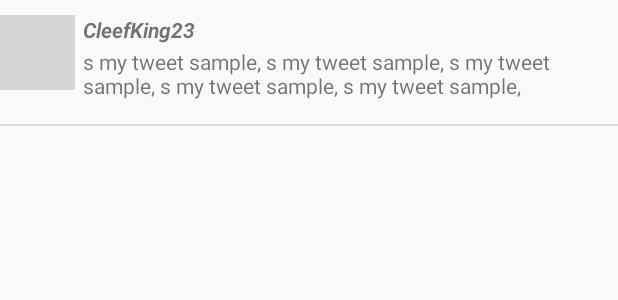
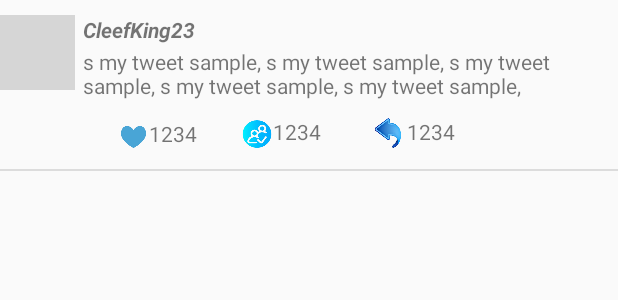
Before and after one commit to Sluckson/SimpleTweet-1, an Android app: the layout item_tweet.xml on its own in the app's theme, with its tools: preview values and no code run, on a phone screen of 412 x 824 dp. Shown: the top 300 px of the screen. Run offline under Robolectric (Android 15) with nearby library versions, the phone set to English and light mode, and no system bars; grey boxes are pictures that could not be loaded.

Commit message:
Trying to upgrade twitter UI with icons

```diff
--- a/app/src/main/java/com/codepath/apps/restclienttemplate/TweetsAdapter.java
+++ b/app/src/main/java/com/codepath/apps/restclienttemplate/TweetsAdapter.java
@@ -65,12 +65,19 @@ public class TweetsAdapter extends RecyclerView.Adapter<TweetsAdapter.ViewHolder
         ImageView ivProfileImage;
         TextView tvScreenName;
         TextView tvBody;
+        TextView friend_count;
+        TextView like_count;
+        TextView follower_count;
 
         public ViewHolder(@NonNull View itemView) {
             super(itemView);
             ivProfileImage = itemView.findViewById(R.id.ivProfileImage);
             tvScreenName = itemView.findViewById(R.id.tvScreenName);
             tvBody = itemView.findViewById(R.id.tvBody);
+
+            friend_count = itemView.findViewById(R.id.friend_count);
+            follower_count = itemView.findViewById(R.id.follower_count);
+            like_count = itemView.findViewById(R.id.follower_count);
         }
 
         public void bind(Tweet tweet) {
@@ -78,6 +85,10 @@ public class TweetsAdapter extends RecyclerView.Adapter<TweetsAdapter.ViewHolder
             tvScreenName.setText(tweet.user.screenName);
             Glide.with(context).load(tweet.user.profileImageUrl).into(ivProfileImage);
 
+            friend_count.setText(tweet.user.freinds);
+            follower_count.setText(tweet.user.followers);
+            like_count.setText(tweet.likes);
+
         }
     }
 }
--- a/app/src/main/java/com/codepath/apps/restclienttemplate/models/Tweet.java
+++ b/app/src/main/java/com/codepath/apps/restclienttemplate/models/Tweet.java
@@ -26,6 +26,9 @@ public class Tweet {
     public String body;
 
     @ColumnInfo
+    public int likes;
+
+    @ColumnInfo
     public String createdAt;
 
     @ColumnInfo
@@ -45,6 +48,8 @@ public class Tweet {
          User user = User.fromJson(jsonObject.getJSONObject("user"));
          tweet.user = user;
          tweet.userId = user.id;
+
+         tweet.likes = jsonObject.getInt("favorite_count");
          return tweet;
     }
 
--- a/app/src/main/java/com/codepath/apps/restclienttemplate/models/User.java
+++ b/app/src/main/java/com/codepath/apps/restclienttemplate/models/User.java
@@ -2,6 +2,7 @@ package com.codepath.apps.restclienttemplate.models;
 
 import androidx.room.ColumnInfo;
 import androidx.room.Entity;
+import androidx.room.Ignore;
 import androidx.room.PrimaryKey;
 
 import org.json.JSONException;
@@ -28,6 +29,12 @@ public class User {
     @ColumnInfo
     public String profileImageUrl;
 
+    @Ignore
+    public int followers;
+
+    @Ignore
+    public int freinds;
+
     // Empty constructer needed by Parceler library
     public User() {}
 
@@ -37,6 +44,10 @@ public class User {
      user.name = jsonObject.getString("name");
      user.screenName = jsonObject.getString("screen_name");
      user.profileImageUrl = jsonObject.getString("profile_image_url_https");
+
+     user.followers = jsonObject.getInt("followers_count");
+     user.freinds = jsonObject.getInt("friends_count");
+
      return user;
     }
 
--- a/app/src/main/res/layout/item_tweet.xml
+++ b/app/src/main/res/layout/item_tweet.xml
@@ -4,6 +4,28 @@
     xmlns:tools="http://schemas.android.com/tools"
     android:layout_width="match_parent"
     android:layout_height="wrap_content">
+
+    <TextView
+        android:id="@+id/friend_count"
+        android:layout_width="wrap_content"
+        android:layout_height="wrap_content"
+        android:layout_alignParentStart="true"
+        android:layout_alignParentTop="true"
+        android:layout_centerHorizontal="true"
+        android:layout_marginStart="182dp"
+        android:layout_marginTop="78dp"
+        android:text="TextView"
+        tools:text="1234" />
+
+    <ImageView
+        android:id="@+id/friend"
+        android:layout_width="88dp"
+        android:layout_height="21dp"
+        android:layout_below="@+id/tvBody"
+        android:layout_alignParentStart="true"
+        android:layout_marginStart="127dp"
+        android:layout_marginTop="11dp"
+        app:srcCompat="@drawable/friend" />
 
     <ImageView
         android:id="@+id/ivProfileImage"
@@ -22,9 +44,9 @@
         android:layout_alignParentTop="true"
         android:layout_marginStart="5dp"
         android:layout_marginTop="10dp"
-        android:textStyle="bold|italic"
         android:layout_toEndOf="@+id/ivProfileImage"
         android:text="TextView"
+        android:textStyle="bold|italic"
         tools:text="CleefKing23" />
 
     <TextView
@@ -43,9 +65,53 @@
         android:id="@+id/divider"
         android:layout_width="match_parent"
         android:layout_height="1dp"
-        android:layout_below="@+id/tvBody"
+        android:layout_below="@+id/friend_count"
         android:layout_alignParentStart="true"
         android:layout_marginStart="0dp"
         android:layout_marginTop="15dp"
         android:background="?android:attr/listDivider" />
+
+    <ImageView
+        android:id="@+id/like"
+        android:layout_width="78dp"
+        android:layout_height="17dp"
+        android:layout_below="@+id/tvBody"
+        android:layout_alignParentStart="true"
+        android:layout_marginStart="50dp"
+        android:layout_marginTop="15dp"
+        app:srcCompat="@drawable/like" />
+
+
+    <ImageView
+        android:id="@+id/follower"
+        android:layout_width="54dp"
+        android:layout_height="23dp"
+        android:layout_below="@+id/tvBody"
+        android:layout_alignParentEnd="true"
+        android:layout_marginTop="9dp"
+        android:layout_marginEnd="128dp"
+        app:srcCompat="@drawable/follower" />
+
+    <TextView
+        android:id="@+id/like_count"
+        android:layout_width="wrap_content"
+        android:layout_height="wrap_content"
+        android:layout_alignParentStart="true"
+        android:layout_alignParentTop="true"
+        android:layout_marginStart="99dp"
+        android:layout_marginTop="79dp"
+        android:text="TextView"
+        tools:text="1234" />
+
+    <TextView
+        android:id="@+id/follower_count"
+        android:layout_width="wrap_content"
+        android:layout_height="wrap_content"
+        android:layout_alignParentStart="true"
+        android:layout_alignParentTop="true"
+        android:layout_marginStart="271dp"
+        android:layout_marginTop="78dp"
+        android:text="TextView"
+        tools:text="1234" />
+
 </RelativeLayout>
```
Also changed, not shown: app/src/main/res/drawable-xhdpi/follower.png (added), app/src/main/res/drawable-xhdpi/friend.png (added), app/src/main/res/drawable-xhdpi/like.png (added), 1 other file.
